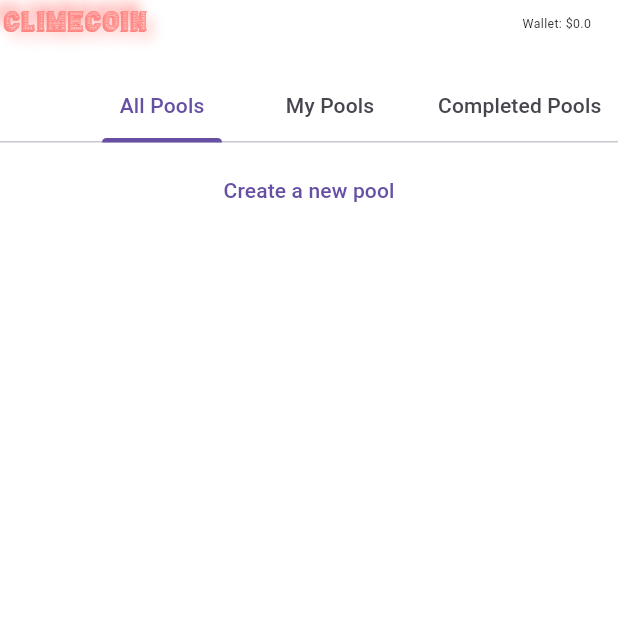
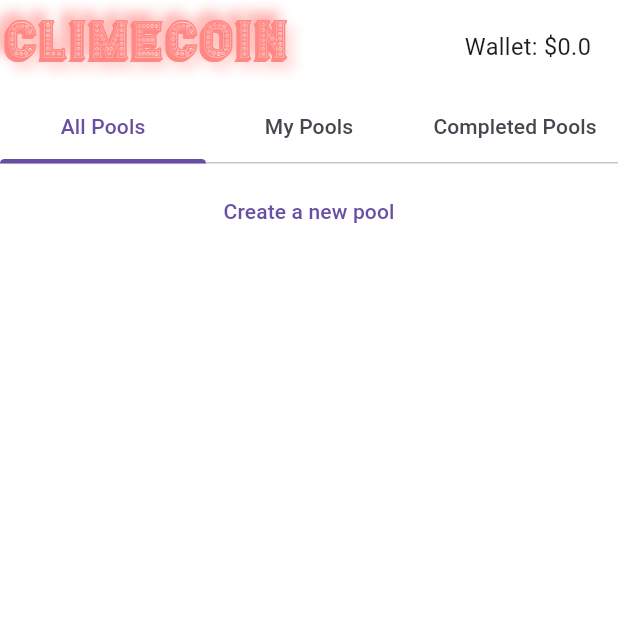
Before and after one commit to AugustanaCSC490Spring2024/Lark, a Flutter app: the PoolPage screen opened directly, on a phone screen of 412 x 824 dp, the top half of it. Run offline on Flutter 3.47's test engine with Material 3 defaults, Android fonts, the light colour scheme and no system bars; our stand-ins replace cloud_firestore, connectivity_plus, firebase_auth, firebase_core, weather_icons; missing offline and left inert: dart:html, dice_icons, firebase_auth_platform_interface, normal; accounts and stored records are empty; statements that could not run were skipped.

Commit message:
made the UI responxive for smaller screens

```diff
--- a/lib/PoolPage.dart
+++ b/lib/PoolPage.dart
@@ -75,6 +75,8 @@ class PoolPageState extends State<PoolPage> with TickerProviderStateMixin{
 
   @override
   Widget build(BuildContext context) {
+    double screenWidth = MediaQuery.of(context).size.width;
+    double fontSize = screenWidth * 0.3;
     return DefaultTabController(
       length: 3,
       child: Scaffold(
@@ -93,37 +95,32 @@ class PoolPageState extends State<PoolPage> with TickerProviderStateMixin{
         body: Column(
           crossAxisAlignment: CrossAxisAlignment.start,
           children: [
-            Padding(
-              padding: EdgeInsets.all(8.0),
-            ),
-            SingleChildScrollView(
-              scrollDirection: Axis.horizontal,
-
-              child: TabBar(
-                isScrollable: true,
+               TabBar(
                 controller: _tabController,
+                 labelPadding: EdgeInsets.symmetric(horizontal: 0),
+                 indicatorPadding: EdgeInsets.zero,
                 tabs: [
                   Tab(
                     child: Container(
-                      constraints: BoxConstraints(minWidth: 80.0),
+                      constraints: BoxConstraints(minWidth: fontSize),
                       child: Center(child: Text('All Pools')),
                     ),
                   ),
                     Tab(
                     child: Container(
-                    constraints: BoxConstraints(minWidth: 80.0),
+                    constraints: BoxConstraints(minWidth: fontSize),
                     child: Center(child: Text('My Pools')),
                     ),
                     ),
                   Tab(
                     child: Container(
-                      constraints: BoxConstraints(minWidth: 80.0),
+                      constraints: BoxConstraints(minWidth: fontSize),
                       child: Center(child: Text('Completed Pools')),
                     ),
                   ),
                 ],
               ),
-            ),
+
             Expanded(
               child: TabBarView(
                 controller: _tabController,
--- a/lib/topNavigationBar.dart
+++ b/lib/topNavigationBar.dart
@@ -15,7 +15,7 @@ class TopNavigation extends StatelessWidget {
   @override
   Widget build(BuildContext context) {
     double screenWidth = MediaQuery.of(context).size.width;
-    double fontSize = screenWidth * 0.05; // Adjust this ratio as needed
+    double fontSize = screenWidth * 0.1; // Adjust this ratio as needed
 
     return GestureDetector(
       onTap: () {
@@ -58,7 +58,8 @@ class CustomAppBar extends StatelessWidget implements PreferredSizeWidget {
   @override
   Widget build(BuildContext context) {
     double screenWidth = MediaQuery.of(context).size.width;
-    double fontSize = screenWidth * 0.02; // Adjust this ratio as needed
+    double fontSize = screenWidth * 0.038;
+    // Adjust this ratio as needed
 
     return Container(
       padding: const EdgeInsets.fromLTRB(2, 1, 2, 1),
```
